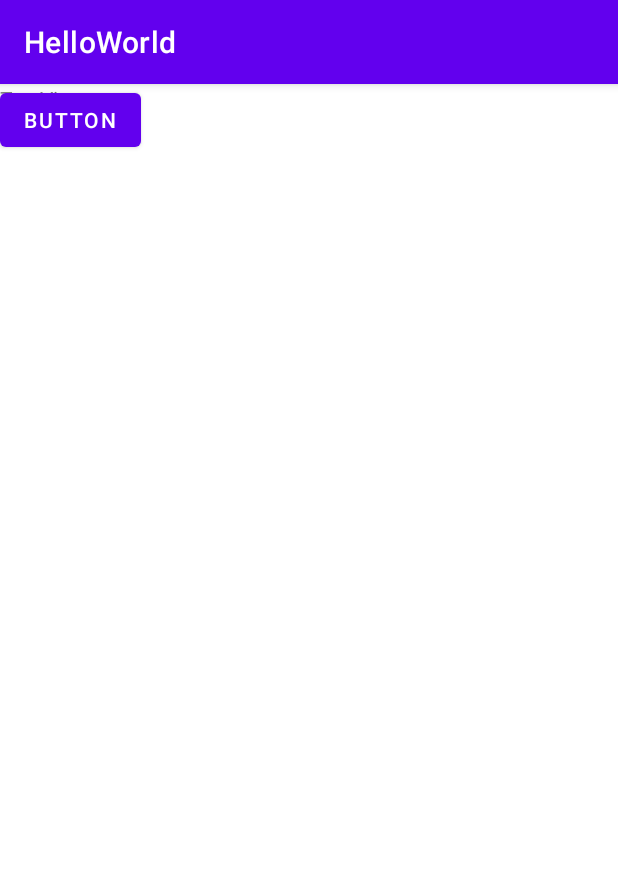
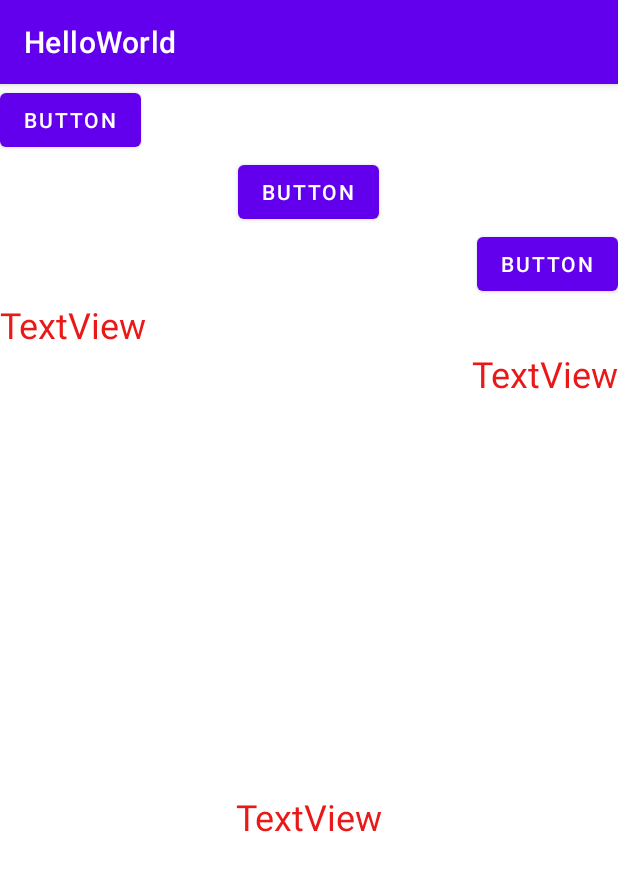
Before and after one commit to 5Hanui/android-app, an Android app: the screen it shows after launch (MainActivity), on a phone screen of 412 x 824 dp. Shown: the top 871 px of the screen. Run offline under Robolectric (Android 15) with nearby library versions, the phone set to English and light mode, and no system bars.

Commit message:
레이아웃 연습

```diff
--- a/app/src/main/java/com/ohn/helloworld/MainActivity.java
+++ b/app/src/main/java/com/ohn/helloworld/MainActivity.java
@@ -2,6 +2,7 @@ package com.ohn.helloworld;
 
 import android.os.Bundle;
 import android.util.Log;
+import android.view.View;
 
 import androidx.appcompat.app.AppCompatActivity;
 
@@ -12,6 +13,27 @@ public class MainActivity extends AppCompatActivity {
         super.onCreate(savedInstanceState);
         setContentView(R.layout.activity_main);
 
-        Log.d("Test", "Hello"); // 로그 출력하는 방법
+        // xml 대신 코드로 구현 ==============================================
+//        LinearLayout mainLayout = new LinearLayout(this);
+//        mainLayout.setOrientation(LinearLayout.VERTICAL);
+//
+//        // 첫번째 변수: Width, 두번째 변수: height
+//        LinearLayout.LayoutParams params = new LinearLayout.LayoutParams(
+//                LinearLayout.LayoutParams.MATCH_PARENT,
+//                LinearLayout.LayoutParams.WRAP_CONTENT
+//        );
+//
+//        Button button1 = new Button(this);
+//        button1.setText("Button1");
+//        button1.setLayoutParams(params);
+//        mainLayout.addView(button1);
+//
+//        setContentView(mainLayout); //보여주기 위해서 전달
+        // =================================================================
+
+    }
+
+    public void onClickButton(View view) {
+        Log.d("Test", "Test");
     }
 }
--- a/app/src/main/res/layout/activity_main.xml
+++ b/app/src/main/res/layout/activity_main.xml
@@ -1,25 +1,55 @@
 <?xml version="1.0" encoding="utf-8"?>
-<androidx.constraintlayout.widget.ConstraintLayout xmlns:android="http://schemas.android.com/apk/res/android"
+<LinearLayout xmlns:android="http://schemas.android.com/apk/res/android"
     xmlns:app="http://schemas.android.com/apk/res-auto"
     xmlns:tools="http://schemas.android.com/tools"
     android:layout_width="match_parent"
     android:layout_height="match_parent"
-    tools:context=".MainActivity">
+    android:orientation="vertical"
+    tools:context=".MainActivity" >
+
+    <Button
+        android:id="@+id/button15"
+        android:layout_width="wrap_content"
+        android:layout_height="wrap_content"
+        android:text="Button" />
+
+    <Button
+        android:id="@+id/button16"
+        android:layout_width="wrap_content"
+        android:layout_height="wrap_content"
+        android:layout_gravity="center"
+        android:text="Button" />
+
+    <Button
+        android:id="@+id/button17"
+        android:layout_width="wrap_content"
+        android:layout_height="wrap_content"
+        android:layout_gravity="right"
+        android:text="Button" />
 
     <TextView
         android:id="@+id/textView"
-        android:layout_width="wrap_content"
+        android:layout_width="match_parent"
         android:layout_height="wrap_content"
         android:text="TextView"
-        tools:layout_editor_absoluteX="172dp"
-        tools:layout_editor_absoluteY="126dp" />
+        android:textColor="#EA1919"
+        android:textSize="24sp" />
 
-    <Button
-        android:id="@+id/button"
-        android:layout_width="wrap_content"
+    <TextView
+        android:id="@+id/textView2"
+        android:layout_width="match_parent"
         android:layout_height="wrap_content"
-        android:text="Button"
-        tools:layout_editor_absoluteX="158dp"
-        tools:layout_editor_absoluteY="181dp" />
+        android:text="TextView"
+        android:textColor="#EA1919"
+        android:gravity="right"
+        android:textSize="24sp" />
 
-</androidx.constraintlayout.widget.ConstraintLayout>
+    <TextView
+        android:id="@+id/textView3"
+        android:layout_width="match_parent"
+        android:layout_height="match_parent"
+        android:text="TextView"
+        android:textColor="#EA1919"
+        android:gravity="center"
+        android:textSize="24sp" />
+</LinearLayout>
```
Also changed, not shown: app/src/main/res/layout/padding.xml (added, +37 -0 lines), app/src/main/res/xml/activity_main_scene.xml (added, +19 -0 lines).
